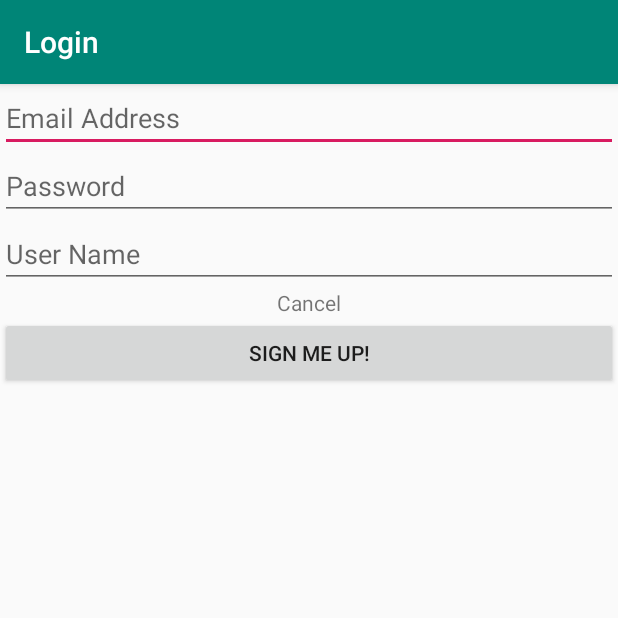
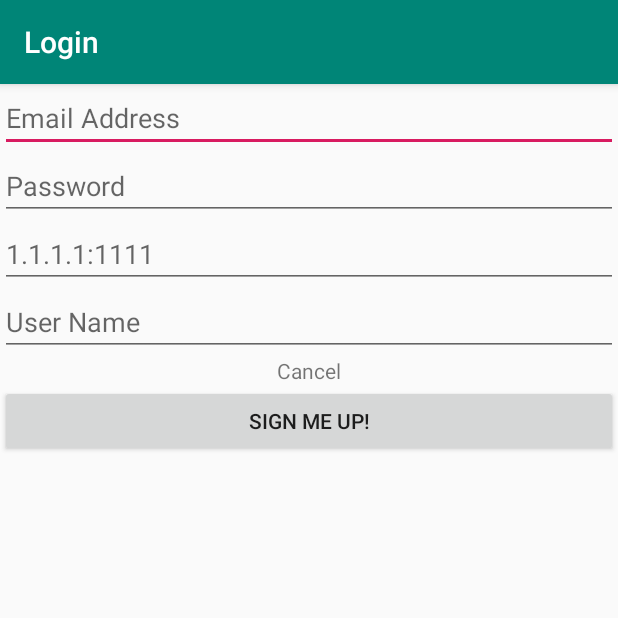
Before and after one commit to HackerVis/RPI-Secure, an Android app: the screen it shows after launch (LoginActivity), after a tap on "Sign Up", on a phone screen of 412 x 824 dp, the top half of it. Run offline under Robolectric (Android 15) with nearby library versions, the phone set to English and light mode, and no system bars; libraries missing offline, so code that uses them is left out: com.backendless, com.backendless.async, com.backendless.exceptions; 1 statement that could not run was skipped.

Commit message:
Updated Login and Ip

```diff
--- a/RPISecure/app/src/main/java/com/example/rpisecure/LoginActivity.java
+++ b/RPISecure/app/src/main/java/com/example/rpisecure/LoginActivity.java
@@ -27,6 +27,7 @@ public class LoginActivity extends AppCompatActivity {
     private EditText etEmailAddress;
     private EditText etPassword;
     private TextView tvSignup;
+    private EditText etIp;
 
     @Override
     protected void onCreate(Bundle savedInstanceState) {
@@ -39,6 +40,9 @@ public class LoginActivity extends AppCompatActivity {
         etPassword = findViewById(R.id.et_password);
         tvSignup = findViewById(R.id.tv_signup);
         btSignup = findViewById(R.id.bt_signup);
+        btSignup = findViewById(R.id.bt_signup);
+        etIp = findViewById(R.id.et_ip);
+
 
         Backendless.initApp(this,
                 getString(R.string.be_app_id),
@@ -50,6 +54,7 @@ public class LoginActivity extends AppCompatActivity {
                 if(btLogin.getVisibility() == View.VISIBLE) {
                     btLogin.setVisibility(View.GONE);
                     etName.setVisibility(View.VISIBLE);
+                    etIp.setVisibility(View.VISIBLE);
                     btSignup.setVisibility(View.VISIBLE);
                     tvSignup.setText(R.string.cancel_sign_up);
                 } else {
@@ -57,6 +62,7 @@ public class LoginActivity extends AppCompatActivity {
                     etName.setVisibility(View.GONE);
                     btSignup.setVisibility(View.GONE);
                     tvSignup.setText(R.string.sign_me_up);
+                    etIp.setVisibility(View.GONE);
                 }
             }
         });
@@ -105,6 +111,7 @@ public class LoginActivity extends AppCompatActivity {
             String userEmail = etEmailAddress.getText().toString();
             String password = etPassword.getText().toString();
 
+
             userEmail = userEmail.trim();
             password = password.trim();
 
@@ -118,8 +125,10 @@ public class LoginActivity extends AppCompatActivity {
 
                 Backendless.UserService.login(userEmail, password, new AsyncCallback<BackendlessUser>() {
                     public void handleResponse(BackendlessUser user) {
+                        String ip = etIp.getText().toString();
                         // user has been logged in
                         Intent intent = new Intent(LoginActivity.this, MainActivity.class);
+                        intent.putExtra("ip", ip);
                         startActivity(intent);
                     }
 
@@ -141,10 +150,13 @@ public class LoginActivity extends AppCompatActivity {
             String userEmail = etEmailAddress.getText().toString();
             String password = etPassword.getText().toString();
             String name = etName.getText().toString();
+            String ip = etIp.getText().toString();
 
             userEmail = userEmail.trim();
             password = password.trim();
             name = name.trim();
+            ip = ip.trim();
+
 
             if (!userEmail.isEmpty() &&!password.isEmpty() && !name.isEmpty()) {
                 String validated = validateEmailPassword(userEmail, password);
@@ -154,6 +166,7 @@ public class LoginActivity extends AppCompatActivity {
                     BackendlessUser user = new BackendlessUser();
                     user.setEmail(userEmail);
                     user.setProperty("name", name);
+                    user.setProperty("ip", ip);
                     user.setPassword(password);
 
                     final ProgressDialog pDialog = ProgressDialog.show(LoginActivity.this,
--- a/RPISecure/app/src/main/res/layout/activity_login.xml
+++ b/RPISecure/app/src/main/res/layout/activity_login.xml
@@ -24,6 +24,15 @@
         android:ems="10"
         android:inputType="textPassword"
         android:hint="@string/password"/>
+
+    <EditText
+        android:id="@+id/et_ip"
+        android:layout_width="match_parent"
+        android:layout_height="wrap_content"
+        android:ems="10"
+        android:hint="@string/ip"
+        android:visibility="gone"
+        android:inputType="textPersonName" />
 
     <EditText
         android:id="@+id/et_name"
--- a/RPISecure/app/src/main/res/values/strings.xml
+++ b/RPISecure/app/src/main/res/values/strings.xml
@@ -19,4 +19,5 @@
     <string name="creating_new_account_message">New Account Creating</string>
     <string name="empty_field_signup_error">Empty Field</string>
     <string name="title_activity_login">Login</string>
+    <string name="ip">1.1.1.1:1111</string>
 </resources>
```
Also changed, not shown: RPISecure/app/src/main/java/com/example/rpisecure/MainActivity.java (+12 -2 lines).
